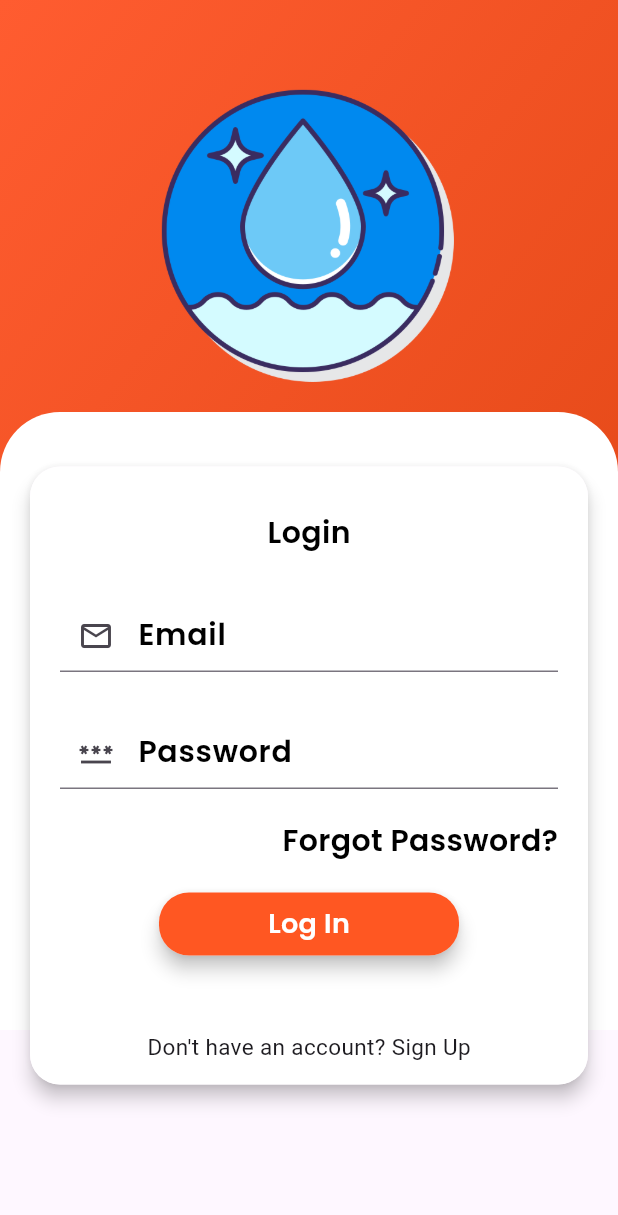
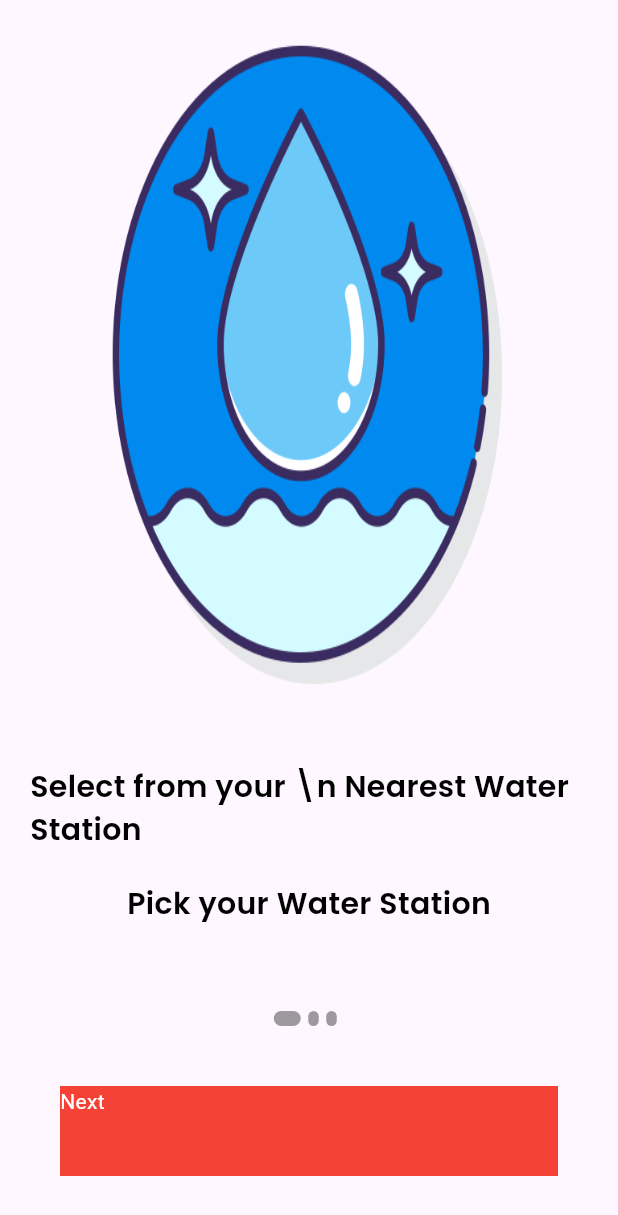
Before and after one commit to cifarisu/aquapro, a Flutter app: the screen it shows after launch, on a phone screen of 412 x 824 dp. Shown: the top 1215 px of the screen. Run offline on Flutter 3.47's test engine with Material 3 defaults, Android fonts, the phone set to English and light mode, and no system bars.

Commit message:
added new pages

```diff
--- a/lib/main.dart
+++ b/lib/main.dart
@@ -1,5 +1,7 @@
 import 'package:aquapro/pages/home.dart';
 import 'package:aquapro/pages/login.dart';
+import 'package:aquapro/pages/onboard.dart';
+import 'package:aquapro/pages/signup.dart';
 import 'package:flutter/material.dart';
 
 void main() {
@@ -34,7 +36,7 @@ class MyApp extends StatelessWidget {
         colorScheme: ColorScheme.fromSeed(seedColor: Colors.deepPurple),
         useMaterial3: true,
       ),
-      home: LogIn()
+      home: Onboard()
     );
   }
 }
--- a/lib/pages/login.dart
+++ b/lib/pages/login.dart
@@ -1,3 +1,4 @@
+import 'package:aquapro/pages/signup.dart';
 import 'package:aquapro/widget/widget_support.dart';
 import 'package:flutter/material.dart';
 
@@ -74,11 +75,15 @@ Container(
                           padding: EdgeInsets.symmetric(vertical: 8),
                           width: 200,
                           decoration: BoxDecoration(color: Color(0Xffff5722), borderRadius: BorderRadius.circular(20)),
-                          child: Center(child: Text("Log In", style: TextStyle(color: Colors.white, fontSize: 18.0, fontFamily: 'Poppins', fontWeight: FontWeight.bold))),
+                          child: Center(child: Text("LOG IN", style: TextStyle(color: Colors.white, fontSize: 18.0, fontFamily: 'Poppins', fontWeight: FontWeight.bold))),
                         ),
                       ),
                     SizedBox(height: 50,),
-                      Text("Don't have an account? Sign Up", style: TextStyle(fontSize: 15)),
+                      GestureDetector(
+                        onTap: (){
+                          Navigator.push(context, MaterialPageRoute(builder: (context)=> SignUp()));
+                        },
+                        child: Text("Don't have an account? Sign Up", style: TextStyle(fontSize: 15))),
                   ]),
                 ),
               ),
--- /dev/null
+++ b/lib/pages/onboard.dart
@@ -0,0 +1,91 @@
+import 'package:aquapro/pages/signup.dart';
+import 'package:aquapro/widget/content_model.dart';
+import 'package:aquapro/widget/widget_support.dart';
+import 'package:flutter/material.dart';
+
+class Onboard extends StatefulWidget {
+  const Onboard({super.key});
+
+  @override
+  State<Onboard> createState() => _OnboardState();
+}
+
+class _OnboardState extends State<Onboard> {
+
+  int currentIndex=0;
+  late PageController _controller;
+
+  @override
+  void initState() {
+    _controller = PageController(initialPage: 0);
+
+    super.initState();
+  }
+
+  @override
+  void dispose() {
+    _controller.dispose();
+    super.dispose();
+  }
+
+
+  @override
+  Widget build(BuildContext context) {
+    return Scaffold(
+      body:  Column(children: [
+        Expanded(
+          child: PageView.builder(
+            controller: _controller,
+            itemCount: contents.length,
+            onPageChanged: (int index){
+              setState(() {
+                currentIndex=index;
+              });
+            },
+            itemBuilder: (_, i){
+            return Padding(padding: EdgeInsets.all(20),
+            child: Column(children: [
+            Image.asset(contents[i].image, height: 450,width: MediaQuery.of(context).size.width/1.5, fit: BoxFit.fill,),
+            SizedBox(height: 40),
+            Text(contents[i].title, style: AppWidget.boldTextFieldStyle(),),
+            SizedBox(height: 20),
+            Text(contents[i].description,style: AppWidget.boldTextFieldStyle(),),
+            ],),
+            );
+          }),
+        ),
+        Container(
+          child: Row(
+            mainAxisAlignment: MainAxisAlignment.center,
+            children: List.generate(contents.length, (index) =>
+              buildDot(index, context),
+            ),
+          ),
+        ),
+        GestureDetector(
+          onTap: (){
+            if(currentIndex==contents.length-1){
+              Navigator.pushReplacement(context, MaterialPageRoute(builder: (context)=> SignUp()));
+            }
+            _controller.nextPage(duration: Duration(milliseconds: 100), curve: Curves.bounceIn);
+          },
+          child: Container(
+            decoration: BoxDecoration(color: Colors.red),
+            height: 60,
+            margin: EdgeInsets.all(40),
+            width: double.infinity,
+            child: Text("Next", style: TextStyle(color: Colors.white),)
+          ),
+        ),
+      ],),
+    );
+  }
+  Container buildDot(int index, BuildContext context){
+    return Container(
+      height: 10.0,
+      width: currentIndex==index?18:7,
+      margin: EdgeInsets.only(right:5),
+      decoration: BoxDecoration(borderRadius: BorderRadius.circular(6), color: Colors.black38),
+    );
+  }
+}
--- /dev/null
+++ b/lib/widget/content_model.dart
@@ -0,0 +1,14 @@
+class UnboardingContent{
+String image;
+String title;
+String description;
+UnboardingContent({required this.description, required this.image, required this.title});
+
+}
+
+List<UnboardingContent> contents=[
+
+  UnboardingContent(description: 'Pick your Water Station\n', image: "images/logo.png", title: 'Select from your \\n Nearest Water Station'),
+  UnboardingContent(description: 'You can pay on Cash on Delivery', image: "images/logo.png", title: 'Convenient'),
+  UnboardingContent(description: 'Delivery your water', image: "images/logo.png", title: 'Quick Delivery'),
+];
--- a/pubspec.yaml
+++ b/pubspec.yaml
@@ -30,7 +30,9 @@ environment:
 dependencies:
   flutter:
     sdk: flutter
-
+  firebase_core: ^2.25.4
+  firebase_auth: ^4.17.4
+  cloud_firestore: ^4.15.4
 
   # The following adds the Cupertino Icons font to your application.
   # Use with the CupertinoIcons class for iOS style icons.
```
Also changed, not shown: lib/pages/signup.dart (+101 -0 lines), pubspec.lock, 7 other files.
